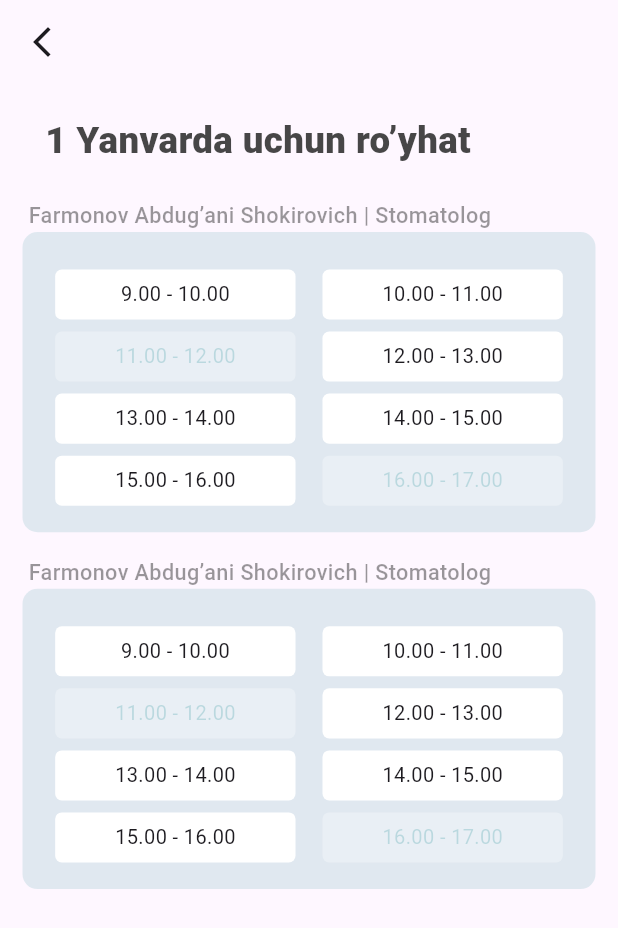
After one commit to Bakhodir95/client, a Flutter app: the EmployeesScreen screen opened directly, on a phone screen of 412 x 824 dp. The commit adds this screen. Shown: the top 928 px of the screen. Run offline on Flutter 3.47's test engine with Material 3 defaults, Android fonts, the phone set to English and light mode, and no system bars; our stand-ins replace flutter_screenutil, flutter_svg, gap.

Commit message:
employee_screen done

```diff
--- a/lib/main.dart
+++ b/lib/main.dart
@@ -1,6 +1,4 @@
-import 'package:client/views/screens/profile_screen.dart';
 import 'package:client/views/screens/sign_up_screen.dart';
-import 'package:client/views/screens/confirmation_screen.dart';
 import 'package:flutter/material.dart';
 import 'package:flutter_screenutil/flutter_screenutil.dart';
 
--- a/lib/utils/app_constants/app_colors.dart
+++ b/lib/utils/app_constants/app_colors.dart
@@ -14,6 +14,7 @@ class AppColors {
   static Color whiteGreen = const Color.fromRGBO(0, 126, 133, 0.1);
   static Color whiteGreen2 = const Color.fromRGBO(0, 126, 133, 0.2);
   static Color greyContainer = const Color.fromRGBO(255, 255, 255, 0.3);
+  static Color blackContainer = const Color.fromRGBO(14, 14, 14, 0.6);
 
   static const Color lightBlack = Color.fromRGBO(27, 27, 27, 0.74);
   static const Color whiteBlack = Color.fromRGBO(51, 51, 51, 0.9);
--- /dev/null
+++ b/lib/views/screens/employee_register_screen.dart
@@ -0,0 +1,287 @@
+import 'package:client/utils/app_constants/app_colors.dart';
+import 'package:client/views/widgets/universal_button_widget.dart';
+import 'package:flutter/material.dart';
+import 'package:flutter_screenutil/flutter_screenutil.dart';
+import 'package:gap/gap.dart';
+
+class EmployeesScreen extends StatelessWidget {
+  const EmployeesScreen({super.key});
+
+  @override
+  Widget build(BuildContext context) {
+    void showDialogBusy() {
+      showDialog(
+        context: context,
+        builder: (context) {
+          return AlertDialog(
+            contentPadding: EdgeInsets.zero,
+            content: const SizedBox(
+              height: 138,
+              child: Column(
+                mainAxisAlignment: MainAxisAlignment.center,
+                children: [
+                  Text(
+                    "Bu vaqt band!",
+                    style: TextStyle(
+                      color: AppColors.green,
+                      fontWeight: FontWeight.w700,
+                      fontSize: 32,
+                    ),
+                    textAlign: TextAlign.center,
+                  ),
+                ],
+              ),
+            ),
+            actions: [
+              UniversalButtonWidget(
+                function: () {
+                  Navigator.pop(context);
+                },
+                color: null,
+                child: const Text(
+                  'Boshqa vaqtni tanlash',
+                  style: TextStyle(
+                    color: AppColors.white,
+                    fontWeight: FontWeight.w500,
+                    fontSize: 15,
+                  ),
+                ),
+              ),
+            ],
+          );
+        },
+      );
+    }
+
+    void showDialogFree() {
+      showDialog(
+        context: context,
+        builder: (context) {
+          return AlertDialog(
+            contentPadding: EdgeInsets.zero,
+            content: const SizedBox(
+              height: 138,
+              child: Column(
+                mainAxisAlignment: MainAxisAlignment.center,
+                children: [
+                  Text(
+                    "Bu vaqt bo’sh",
+                    style: TextStyle(
+                      color: AppColors.green,
+                      fontWeight: FontWeight.w700,
+                      fontSize: 32,
+                    ),
+                    textAlign: TextAlign.center,
+                  ),
+                ],
+              ),
+            ),
+            actions: [
+              UniversalButtonWidget(
+                function: () {
+                  Navigator.pop(context);
+                },
+                color: null,
+                child: const Text(
+                  'Shu vaqtni band qilish',
+                  style: TextStyle(
+                    color: AppColors.white,
+                    fontWeight: FontWeight.w500,
+                    fontSize: 15,
+                  ),
+                ),
+              ),
+              const SizedBox(
+                height: 8,
+              ),
+              UniversalButtonWidget(
+                function: () {
+                  Navigator.pop(context);
+                },
+                color: AppColors.blackContainer,
+                child: const Text(
+                  'Boshqa vaqtni tanlash',
+                  style: TextStyle(
+                    color: AppColors.white,
+                    fontWeight: FontWeight.w500,
+                    fontSize: 15,
+                  ),
+                ),
+              ),
+            ],
+          );
+        },
+      );
+    }
+
+    return Scaffold(
+      appBar: AppBar(
+        leading: IconButton(
+            onPressed: () {
+              Navigator.pop(context);
+            },
+            icon: const Icon(Icons.arrow_back_ios_new_outlined)),
+      ),
+      body: Padding(
+        padding: const EdgeInsets.symmetric(vertical: 20, horizontal: 15),
+        child: Column(
+          crossAxisAlignment: CrossAxisAlignment.start,
+          children: [
+            Padding(
+              padding: const EdgeInsets.only(left: 15, right: 15, bottom: 6),
+              child: Text(
+                "1 Yanvarda uchun ro’yhat",
+                style: TextStyle(
+                    fontWeight: FontWeight.w800,
+                    fontSize: 22.sp,
+                    color: AppColors.whiteBlack),
+              ),
+            ),
+            Gap(15.h),
+            Padding(
+              padding: const EdgeInsets.only(left: 4),
+              child: Text(
+                "Farmonov Abdug’ani Shokirovich | Stomatolog",
+                style: TextStyle(
+                    fontWeight: FontWeight.w500,
+                    fontSize: 13.sp,
+                    color: AppColors.whiteGrey2),
+              ),
+            ),
+            Container(
+              padding: const EdgeInsets.symmetric(vertical: 15, horizontal: 16),
+              clipBehavior: Clip.none,
+              alignment: Alignment.center,
+              width: double.infinity,
+              height: 180.h,
+              decoration: BoxDecoration(
+                borderRadius: BorderRadius.circular(10),
+                color: AppColors.background3,
+              ),
+              child: Column(
+                crossAxisAlignment: CrossAxisAlignment.center,
+                children: [
+                  Gap(9.h),
+                  Wrap(
+                    spacing: 18.0,
+                    runSpacing: 8.0,
+                    children: List.generate(8, (index) {
+                      if (index == 2 || index == 7) {
+                        return InkWell(
+                          onTap: showDialogBusy,
+                          child: Container(
+                            width: 140.w,
+                            height: 30.h,
+                            decoration: BoxDecoration(
+                              color: AppColors.greyContainer,
+                              borderRadius: BorderRadius.circular(4.r),
+                            ),
+                            child: Center(
+                              child: Text(
+                                '${(index + 9.00).toStringAsFixed(2)} - ${(index + 10.00).toStringAsFixed(2)}',
+                                style: TextStyle(
+                                    fontSize: 12.sp,
+                                    color: AppColors.whiteGreen2),
+                              ),
+                            ),
+                          ),
+                        );
+                      }
+                      return GestureDetector(
+                        onTap: showDialogFree,
+                        child: Container(
+                            width: 140.w,
+                            height: 30.h,
+                            decoration: BoxDecoration(
+                              color: Colors.white,
+                              borderRadius: BorderRadius.circular(4.r),
+                            ),
+                            child: Center(
+                              child: Text(
+                                '${(index + 9.00).toStringAsFixed(2)} - ${(index + 10.00).toStringAsFixed(2)}',
+                                style: TextStyle(fontSize: 12.sp),
+                              ),
+                            )),
+                      );
+                    }),
+                  ),
+                ],
+              ),
+            ),
+            Gap(15.h),
+            Padding(
+              padding: const EdgeInsets.only(left: 4),
+              child: Text(
+                "Farmonov Abdug’ani Shokirovich | Stomatolog",
+                style: TextStyle(
+                    fontWeight: FontWeight.w500,
+                    fontSize: 13.sp,
+                    color: AppColors.whiteGrey2),
+              ),
+            ),
+            Container(
+              padding: const EdgeInsets.symmetric(vertical: 15, horizontal: 16),
+              clipBehavior: Clip.none,
+              alignment: Alignment.center,
+              width: double.infinity,
+              height: 180.h,
+              decoration: BoxDecoration(
+                borderRadius: BorderRadius.circular(10),
+                color: AppColors.background3,
+              ),
+              child: Column(
+                crossAxisAlignment: CrossAxisAlignment.center,
+                children: [
+                  Gap(9.h),
+                  Wrap(
+                    spacing: 18.0,
+                    runSpacing: 8.0,
+                    children: List.generate(8, (index) {
+                      if (index == 2 || index == 7) {
+                        return InkWell(
+                          onTap: showDialogBusy,
+                          child: Container(
+                            width: 140.w,
+                            height: 30.h,
+                            decoration: BoxDecoration(
+                              color: AppColors.greyContainer,
+                              borderRadius: BorderRadius.circular(4.r),
+                            ),
+                            child: Center(
+                              child: Text(
+                                '${(index + 9.00).toStringAsFixed(2)} - ${(index + 10.00).toStringAsFixed(2)}',
+                                style: TextStyle(
+                                    fontSize: 12.sp,
+                                    color: AppColors.whiteGreen2),
+                              ),
+                            ),
+                          ),
+                        );
+                      }
+                      return GestureDetector(
+                        onTap: showDialogFree,
+                        child: Container(
+                            width: 140.w,
+                            height: 30.h,
+                            decoration: BoxDecoration(
+                              color: Colors.white,
+                              borderRadius: BorderRadius.circular(4.r),
+                            ),
+                            child: Center(
+                              child: Text(
+                                '${(index + 9.00).toStringAsFixed(2)} - ${(index + 10.00).toStringAsFixed(2)}',
+                                style: TextStyle(fontSize: 12.sp),
+                              ),
+                            )),
+                      );
+                    }),
+                  ),
+                ],
+              ),
+            ),
+          ],
+        ),
+      ),
+    );
+  }
+}
```
Also changed, not shown: lib/views/screens/main_screen.dart (+8 -1 lines).
